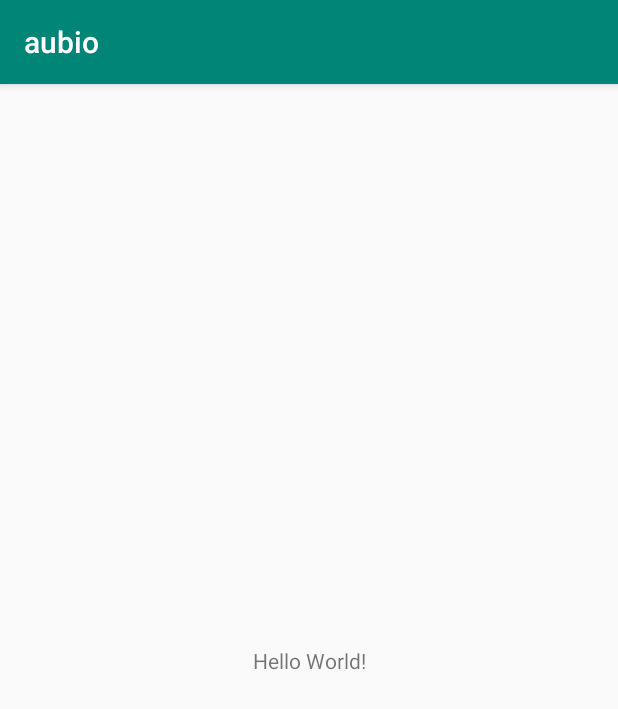
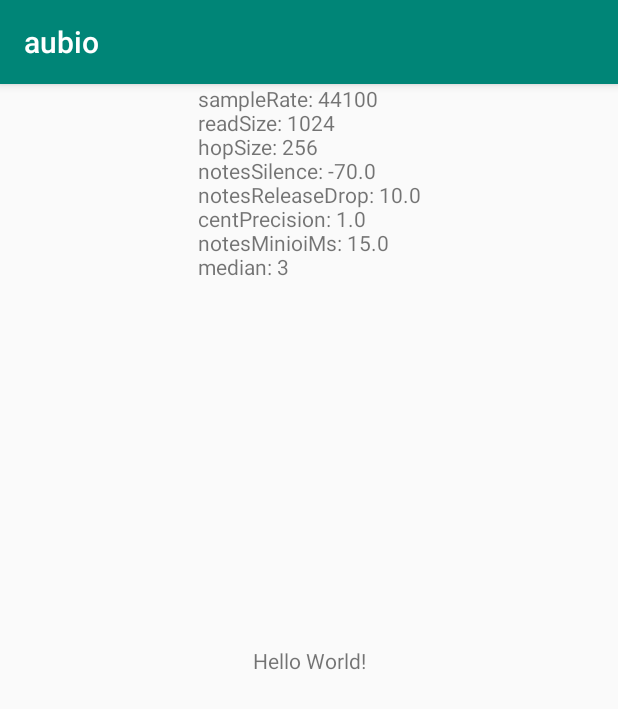
Before and after one commit to Galaxyjia/cmake-aubio, an Android app: the screen it shows after launch (MainActivity), on a phone screen of 412 x 824 dp. Shown: the top 709 px of the screen. Run offline under Robolectric (Android 15) with nearby library versions, the phone set to English and light mode, and no system bars; 5 statements that could not run were skipped.

Commit message:
change android debug view on Screan

```diff
--- a/aubio/app/build.gradle
+++ b/aubio/app/build.gradle
@@ -27,7 +27,7 @@ android {
     externalNativeBuild {
         cmake {
             path "src/main/cpp/CMakeLists.txt"
-            version "3.15.3"
+            version "3.16.2"
         }
     }
 }
--- a/aubio/app/src/main/java/com/example/aubio/MainActivity.java
+++ b/aubio/app/src/main/java/com/example/aubio/MainActivity.java
@@ -52,8 +52,26 @@ public class MainActivity extends AppCompatActivity {
     private void init() {
         int readSize = bufferSize / 4;
         intermediaryBuffer = new short[readSize];
-        notes=new Notes(sampleRate, readSize);
-        System.out.println("init");
+        int hopSize = 256;
+        float notesSilence = -70.0f;
+        float notesReleaseDrop = 10.0f;
+        float centPrecision = 1.0f;
+        float notesMinioiMs = 15.0f;
+        int median = 3;
+
+        notes=new Notes(sampleRate, readSize ,hopSize, notesSilence, notesReleaseDrop, centPrecision, notesMinioiMs, median);
+        TextView configView=(TextView) findViewById(R.id.configView);
+        String configtext = "sampleRate: "+String.valueOf(sampleRate)+"\n"
+                            +"readSize: "+String.valueOf(readSize)+"\n"
+                            +"hopSize: "+String.valueOf(hopSize)+"\n"
+                            +"notesSilence: "+String.valueOf(notesSilence)+"\n"
+                            +"notesReleaseDrop: "+String.valueOf(notesReleaseDrop)+"\n"
+                            +"centPrecision: "+String.valueOf(centPrecision)+"\n"
+                            +"notesMinioiMs: "+String.valueOf(notesMinioiMs)+"\n"
+                            +"median: "+String.valueOf(median)+"\n";
+
+        configView.setText(configtext);
+
     }
 
 
@@ -80,7 +98,6 @@ public class MainActivity extends AppCompatActivity {
     private void findNote() {
         while (isRecording) {
             int amountRead = audioRecord.read(intermediaryBuffer, 0, bufferSize / 4);
-
             final float[] results = notes.get(intermediaryBuffer);
 
             runOnUiThread(new Runnable() {
@@ -88,13 +105,12 @@ public class MainActivity extends AppCompatActivity {
                 public void run() {
                     TextView pitchView=(TextView) findViewById(R.id.pitchView);
                     if(results!=null && results[0]!=0){
-                        String text=String.valueOf(results[0])+","
-                                +String.valueOf(results[1])+","
-                                +String.valueOf(results[2]);
+                        String text="note: "+String.valueOf(results[0])+"\n"
+                                    +"velocity: "+String.valueOf(results[1])+"\n"
+                                    +"lastnote: "+String.valueOf(results[2]);
                         System.out.println(text);
                         pitchView.setText(text);
                     }
-
                 }
             });
         }
--- a/aubio/app/src/main/res/layout/activity_main.xml
+++ b/aubio/app/src/main/res/layout/activity_main.xml
@@ -16,4 +16,13 @@
         app:layout_constraintRight_toRightOf="parent"
         app:layout_constraintTop_toTopOf="parent" />
 
+    <TextView
+        android:id="@+id/configView"
+        android:layout_width="wrap_content"
+        android:layout_height="wrap_content"
+        android:text="configView"
+        app:layout_constraintLeft_toLeftOf="parent"
+        app:layout_constraintRight_toRightOf="parent"
+        tools:layout_editor_absoluteY="402dp" />
+
 </androidx.constraintlayout.widget.ConstraintLayout>
```
